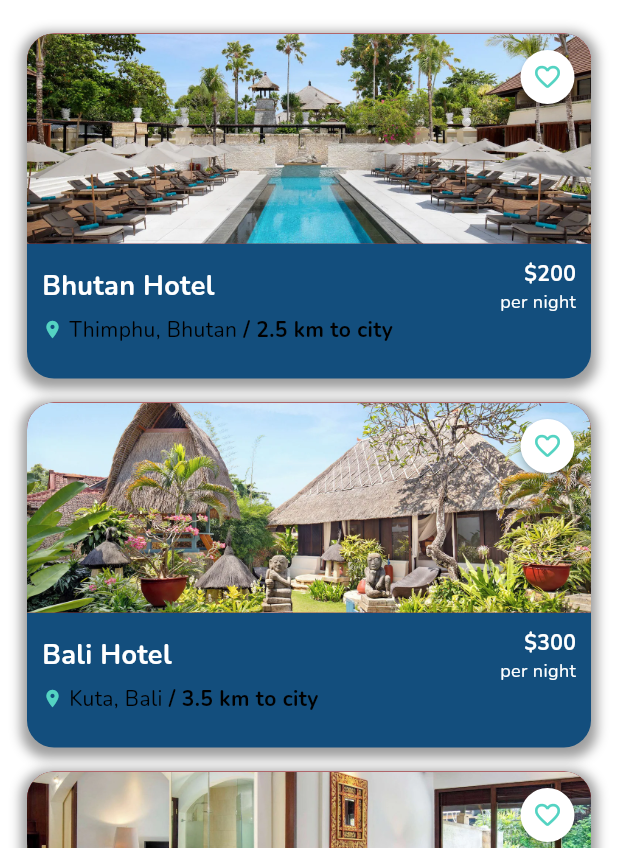
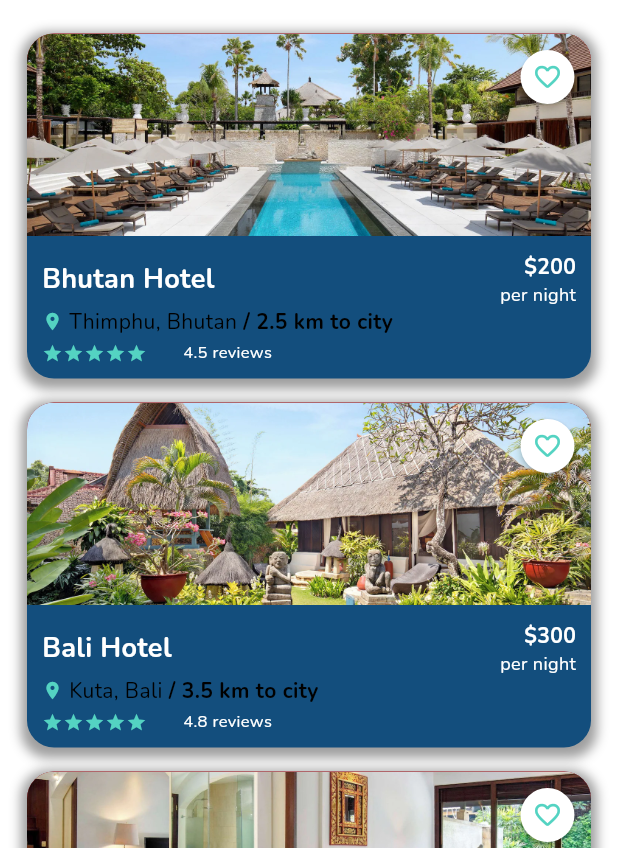
Before and after one commit to samiigll/flutterhotels, a Flutter app: the screen it shows after launch, on a phone screen of 412 x 824 dp, the part 388-1236 px from its top. Run offline on Flutter 3.47's test engine with Material 3 defaults, Android fonts, the light colour scheme and no system bars; our stand-ins replace google_fonts.

Commit message:
Update hotel card image container height and add review section

```diff
--- a/lib/main.dart
+++ b/lib/main.dart
@@ -334,7 +334,7 @@ class _HotelCardState extends State<HotelCard> {
       child: Column(
         children: [
           Container(
-            height: 140,
+            height: 135,
             decoration: BoxDecoration(
               borderRadius: const BorderRadius.only(
                 topLeft: Radius.circular(18),
@@ -426,6 +426,39 @@ class _HotelCardState extends State<HotelCard> {
               ],
             ),
           ),
+          Container(
+            margin: const EdgeInsets.fromLTRB(10, 3, 10, 0),
+            child: Row(
+              children: [
+                Row(
+                  children: List.generate(5, (index) {
+                    if (index < widget.hotelData['reviews']) {
+                      return Icon(
+                        Icons.star,
+                        color: dGreen,
+                        size: 14,
+                      );
+                    } else {
+                      return const Icon(
+                        Icons.star,
+                        color: Colors.grey,
+                        size: 14,
+                      );
+                    }
+                  }),
+                ),
+                const SizedBox(width: 20),
+                const SizedBox(width: 4),
+                Text(
+                  '${widget.hotelData['reviews']} reviews',
+                  style: GoogleFonts.nunito(
+                    fontSize: 11,
+                    color: Colors.white,
+                  ),
+                ),
+              ],
+            ),
+          ),
         ],
       ),
     );
```
